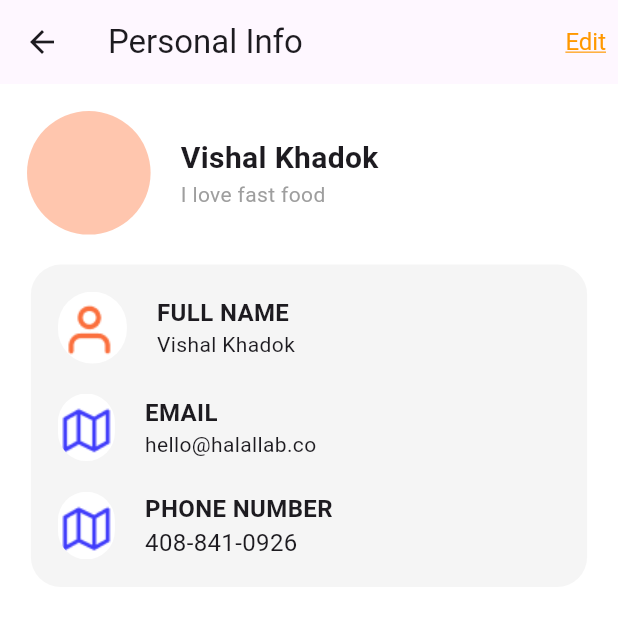
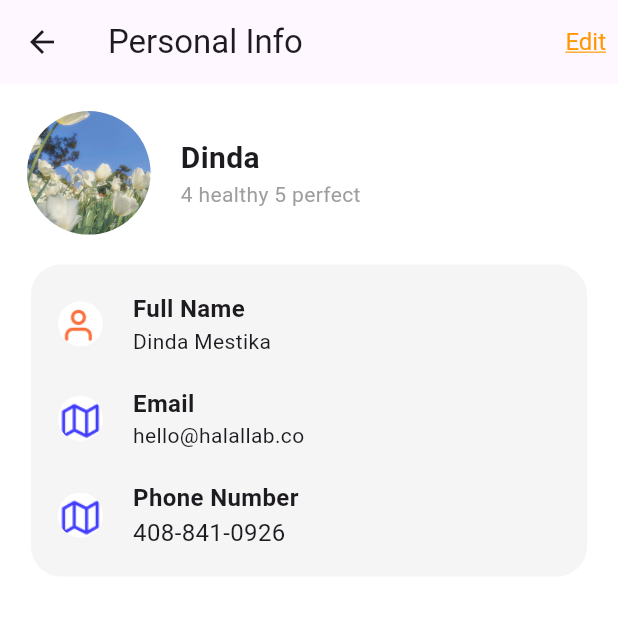
Before and after one commit to yunenBase/tugas, a Flutter app: the ProfileScreen screen opened directly, after a tap on the "keyboard arrow right" icon, on a phone screen of 412 x 824 dp, the top half of it. Run offline on Flutter 3.47's test engine with Material 3 defaults, Android fonts, the phone set to English and light mode, and no system bars; our stand-ins replace font_awesome_flutter, get.

Commit message:
final beneran asli

```diff
--- a/lib/Widget/OpenRestaurantWidget.dart
+++ b/lib/Widget/OpenRestaurantWidget.dart
@@ -14,7 +14,7 @@ class OpenRestaurantWidget extends StatelessWidget {
             _buildRestaurantItem(
               context,
               "assets/images/openGardenR.jpg",
-              "Rose Garden Restaurant",
+              "Spicy Restaurant",
               "Burger - Chicken - Rice - Wings",
             ),
           ],
--- a/lib/screen/food.dart
+++ b/lib/screen/food.dart
@@ -1,4 +1,5 @@
 import 'package:flutter/material.dart';
+import 'package:tugas/screen/HomePage.dart';
 import 'package:tugas/screen/searchPage.dart';
 
 import '../components/tombolMelayang.dart';
@@ -62,7 +63,7 @@ class _FoodState extends State<Food> {
                   warnaButton: Colors.white,
                   warnaIcon: Colors.black,
                   icon: Icons.arrow_back,
-                  pageBuilder: () => RestaurantView(),
+                  pageBuilder: () => HomePage(),
                 ),
                 Container(
                   height: 40,
--- a/lib/screen/forgot.dart
+++ b/lib/screen/forgot.dart
@@ -36,7 +36,7 @@ class ForgotPage extends StatelessWidget {
                 Column(
                   children: [
                     Text(
-                      "Sign Up",
+                      "Forgot Password",
                       style: TextStyle(
                           fontFamily: 'Sen',
                           fontWeight: FontWeight.w700,
@@ -44,7 +44,7 @@ class ForgotPage extends StatelessWidget {
                           fontSize: 30),
                     ),
                     Text(
-                      "Please sign up to get started",
+                      "Please sign up to your existing account",
                       style: TextStyle(
                           fontFamily: 'Sen',
                           fontWeight: FontWeight.w100,
--- a/lib/screen/payment_successful_page.dart
+++ b/lib/screen/payment_successful_page.dart
@@ -1,5 +1,4 @@
 import 'package:flutter/material.dart';
-import 'package:font_awesome_flutter/font_awesome_flutter.dart';
 import 'package:get/get.dart';
 import 'package:tugas/screen/order.dart';
 
--- a/lib/screen/personal.dart
+++ b/lib/screen/personal.dart
@@ -1,6 +1,8 @@
 // ignore_for_file: camel_case_types, prefer_typing_uninitialized_variables
 
 import 'package:flutter/material.dart';
+import 'package:get/get.dart';
+import 'package:tugas/screen/profle.dart';
 
 class PersonalPage extends StatelessWidget {
   const PersonalPage({Key? key}) : super(key: key);
@@ -13,7 +15,7 @@ class PersonalPage extends StatelessWidget {
         leading: IconButton(
           icon: Icon(Icons.arrow_back),
           onPressed: () {
-            // Handle back button press
+            Get.to(ProfileScreen());
           },
         ),
         actions: [
@@ -42,12 +44,13 @@ class PersonalPage extends StatelessWidget {
                 children: [
                   Row(
                     children: [
-                      Container(
-                        height: MediaQuery.of(context).size.width * 0.2,
-                        width: MediaQuery.of(context).size.width * 0.2,
-                        decoration: BoxDecoration(
-                          color: Color.fromRGBO(255, 198, 174, 1),
-                          shape: BoxShape.circle,
+                      ClipRRect(
+                        borderRadius: BorderRadius.circular(50),
+                        child: Image.asset(
+                          'assets/images/wf.jpg',
+                          fit: BoxFit.cover,
+                          height: MediaQuery.of(context).size.width * 0.2,
+                          width: MediaQuery.of(context).size.width * 0.2,
                         ),
                       ),
                       const SizedBox(
@@ -57,14 +60,14 @@ class PersonalPage extends StatelessWidget {
                         crossAxisAlignment: CrossAxisAlignment.start,
                         children: [
                           Text(
-                            'Vishal Khadok',
+                            'Dinda',
                             style: TextStyle(
                               fontSize: 20,
                               fontWeight: FontWeight.bold,
                             ),
                           ),
                           Text(
-                            'I love fast food',
+                            '4 healthy 5 perfect',
                             style: TextStyle(
                               color: Colors.grey,
                             ),
@@ -94,8 +97,9 @@ class PersonalPage extends StatelessWidget {
                                 borderRadius: BorderRadius.circular(30.0),
                                 child: Image.asset(
                                   'assets/images/personal2.png', // Ganti dengan path gambar yang sesuai
-                                  fit: BoxFit
-                                      .cover, // Atur cara gambar ditampilkan (sesuaikan dengan kebutuhan Anda)
+                                  fit: BoxFit.cover,
+                                  width: 30,
+                                  height: 30,
                                 ),
                               ),
                               const SizedBox(
@@ -105,14 +109,14 @@ class PersonalPage extends StatelessWidget {
                                 crossAxisAlignment: CrossAxisAlignment.start,
                                 children: [
                                   Text(
-                                    "FULL NAME",
+                                    "Full Name",
                                     style: TextStyle(
                                       fontSize: 16.0,
                                       fontWeight: FontWeight.bold,
                                     ),
                                   ),
                                   Text(
-                                    "Vishal Khadok",
+                                    "Dinda Mestika",
                                     style: TextStyle(
                                       fontSize: 14.0,
                                     ),
@@ -130,8 +134,10 @@ class PersonalPage extends StatelessWidget {
                                 borderRadius: BorderRadius.circular(30.0),
                                 child: Image.asset(
                                   'assets/images/address.png', // Ganti dengan path gambar yang sesuai
-                                  fit: BoxFit
-                                      .cover, // Atur cara gambar ditampilkan (sesuaikan dengan kebutuhan Anda)
+                                  fit: BoxFit.cover,
+                                  width: 30,
+                                  height:
+                                      30, // Atur cara gambar ditampilkan (sesuaikan dengan kebutuhan Anda)
                                 ),
                               ),
                               const SizedBox(
@@ -141,7 +147,7 @@ class PersonalPage extends StatelessWidget {
                                 crossAxisAlignment: CrossAxisAlignment.start,
                                 children: [
                                   Text(
-                                    "EMAIL",
+                                    "Email",
                                     style: TextStyle(
                                       fontSize: 16.0,
                                       fontWeight: FontWeight.bold,
@@ -165,7 +171,10 @@ class PersonalPage extends StatelessWidget {
                               ClipRRect(
                                 borderRadius: BorderRadius.circular(30.0),
                                 child: Image.asset(
-                                  'assets/images/address.png', // Ganti dengan path gambar yang sesuai
+                                  'assets/images/address.png',
+                                  width: 30,
+                                  height:
+                                      30, // Ganti dengan path gambar yang sesuai
                                   fit: BoxFit
                                       .cover, // Atur cara gambar ditampilkan (sesuaikan dengan kebutuhan Anda)
                                 ),
@@ -177,7 +186,7 @@ class PersonalPage extends StatelessWidget {
                                 crossAxisAlignment: CrossAxisAlignment.start,
                                 children: [
                                   Text(
-                                    "PHONE NUMBER",
+                                    "Phone Number",
                                     style: TextStyle(
                                       fontSize: 16.0,
                                       fontWeight: FontWeight.bold,
--- a/lib/screen/profle.dart
+++ b/lib/screen/profle.dart
@@ -1,5 +1,6 @@
 import 'package:flutter/material.dart';
 import 'package:get/get.dart';
+import 'package:tugas/screen/HomePage.dart';
 import 'package:tugas/screen/order.dart';
 import 'package:tugas/screen/personal.dart';
 
@@ -25,7 +26,7 @@ class ProfileScreen extends StatelessWidget {
         leading: IconButton(
           icon: Icon(Icons.arrow_back_ios_new),
           onPressed: () {
-            // Handle back button press
+            Get.to(HomePage());
           },
         ),
         actions: [
@@ -47,12 +48,13 @@ class ProfileScreen extends StatelessWidget {
                 children: [
                   Row(
                     children: [
-                      Container(
-                        height: MediaQuery.of(context).size.width * 0.2,
-                        width: MediaQuery.of(context).size.width * 0.2,
-                        decoration: BoxDecoration(
-                          color: Color.fromRGBO(255, 198, 174, 1),
-                          shape: BoxShape.circle,
+                      ClipRRect(
+                        borderRadius: BorderRadius.circular(50),
+                        child: Image.asset(
+                          'assets/images/wf.jpg',
+                          fit: BoxFit.cover,
+                          height: MediaQuery.of(context).size.width * 0.2,
+                          width: MediaQuery.of(context).size.width * 0.2,
                         ),
                       ),
                       const SizedBox(
@@ -62,14 +64,14 @@ class ProfileScreen extends StatelessWidget {
                         crossAxisAlignment: CrossAxisAlignment.start,
                         children: [
                           Text(
-                            'Vishal Khadok',
+                            'Dinda',
                             style: TextStyle(
                               fontSize: 20,
                               fontWeight: FontWeight.bold,
                             ),
                           ),
                           Text(
-                            'I love fast food',
+                            '4 healthy 5 perfect',
                             style: TextStyle(
                               color: Colors.grey,
                             ),
@@ -97,8 +99,8 @@ class ProfileScreen extends StatelessWidget {
                             children: [
                               Image.asset(
                                 'assets/images/personal3.png', // Ganti dengan path gambar yang sesuai
-                                width: 30, // Atur lebar gambar
-                                height: 30, // Atur tinggi gambar
+                                width: 20, // Atur lebar gambar
+                                height: 20, // Atur tinggi gambar
                                 fit: BoxFit
                                     .contain, // Atur cara gambar ditampilkan (sesuaikan dengan kebutuhan Anda)
                               ),
@@ -125,8 +127,8 @@ class ProfileScreen extends StatelessWidget {
                             children: [
                               Image.asset(
                                 'assets/images/alamat.png', // Ganti dengan path gambar yang sesuai
-                                width: 30, // Atur lebar gambar
-                                height: 30, // Atur tinggi gambar
+                                width: 20, // Atur lebar gambar
+                                height: 20, // Atur tinggi gambar
                                 fit: BoxFit
                                     .contain, // Atur cara gambar ditampilkan (sesuaikan dengan kebutuhan Anda)
                               ),
@@ -171,8 +173,8 @@ class ProfileScreen extends StatelessWidget {
                               children: [
                                 Image.asset(
                                   'assets/images/cart2.png', // Ganti dengan path gambar yang sesuai
-                                  width: 30, // Atur lebar gambar
-                                  height: 30,
+                                  width: 20, // Atur lebar gambar
+                                  height: 20,
                                   fit: BoxFit
                                       .cover, // Atur cara gambar ditampilkan (sesuaikan dengan kebutuhan Anda)
                                 ),
@@ -200,8 +202,8 @@ class ProfileScreen extends StatelessWidget {
                             children: [
                               Image.asset(
                                 'assets/images/fav.png', // Ganti dengan path gambar yang sesuai
-                                width: 30, // Atur lebar gambar
-                                height: 30,
+                                width: 20, // Atur lebar gambar
+                                height: 20,
                                 fit: BoxFit
                                     .cover, // Atur cara gambar ditampilkan (sesuaikan dengan kebutuhan Anda)
                               ),
@@ -228,9 +230,9 @@ class ProfileScreen extends StatelessWidget {
                             children: [
                               Image.asset(
                                 'assets/images/notif.png',
-                                width: 30, // Atur lebar gambar
+                                width: 20, // Atur lebar gambar
                                 height:
-                                    30, // Ganti dengan path gambar yang sesuai
+                                    20, // Ganti dengan path gambar yang sesuai
                                 fit: BoxFit
                                     .cover, // Atur cara gambar ditampilkan (sesuaikan dengan kebutuhan Anda)
                               ),
@@ -257,9 +259,9 @@ class ProfileScreen extends StatelessWidget {
                             children: [
                               Image.asset(
                                 'assets/images/pay.png',
-                                width: 30, // Atur lebar gambar
+                                width: 20, // Atur lebar gambar
                                 height:
-                                    30, // Ganti dengan path gambar yang sesuai
+                                    20, // Ganti dengan path gambar yang sesuai
                                 fit: BoxFit
                                     .cover, // Atur cara gambar ditampilkan (sesuaikan dengan kebutuhan Anda)
                               ),
@@ -302,9 +304,9 @@ class ProfileScreen extends StatelessWidget {
                             children: [
                               Image.asset(
                                 'assets/images/faq.png',
-                                width: 30, // Atur lebar gambar
+                                width: 20, // Atur lebar gambar
                                 height:
-                                    30, // Ganti dengan path gambar yang sesuai
+                                    20, // Ganti dengan path gambar yang sesuai
                                 fit: BoxFit
                                     .cover, // Atur cara gambar ditampilkan (sesuaikan dengan kebutuhan Anda)
                               ),
@@ -331,9 +333,9 @@ class ProfileScreen extends StatelessWidget {
                             children: [
                               Image.asset(
                                 'assets/images/user.png',
-                                width: 30, // Atur lebar gambar
+                                width: 20, // Atur lebar gambar
                                 height:
-                                    30, // Ganti dengan path gambar yang sesuai
+                                    20, // Ganti dengan path gambar yang sesuai
                                 fit: BoxFit
                                     .cover, // Atur cara gambar ditampilkan (sesuaikan dengan kebutuhan Anda)
                               ),
@@ -360,9 +362,9 @@ class ProfileScreen extends StatelessWidget {
                             children: [
                               Image.asset(
                                 'assets/images/setting.png',
-                                width: 30, // Atur lebar gambar
+                                width: 20, // Atur lebar gambar
                                 height:
-                                    30, // Ganti dengan path gambar yang sesuai
+                                    20, // Ganti dengan path gambar yang sesuai
                                 fit: BoxFit
                                     .cover, // Atur cara gambar ditampilkan (sesuaikan dengan kebutuhan Anda)
                               ),
@@ -405,9 +407,9 @@ class ProfileScreen extends StatelessWidget {
                             children: [
                               Image.asset(
                                 'assets/images/logout.png',
-                                width: 30, // Atur lebar gambar
+                                width: 20, // Atur lebar gambar
                                 height:
-                                    30, // Ganti dengan path gambar yang sesuai
+                                    20, // Ganti dengan path gambar yang sesuai
                                 fit: BoxFit
                                     .cover, // Atur cara gambar ditampilkan (sesuaikan dengan kebutuhan Anda)
                               ),
--- a/lib/screen/restaurantView.dart
+++ b/lib/screen/restaurantView.dart
@@ -1,8 +1,8 @@
 import 'package:flutter/material.dart';
 import 'package:get/get.dart';
 import 'package:tugas/packages/imageSlideshow.dart';
+import 'package:tugas/screen/HomePage.dart';
 import 'package:tugas/screen/myCartPage.dart';
-import 'package:tugas/screen/searchPage.dart';
 
 import '../components/menuMakanan.dart';
 import '../components/tombolMelayang.dart';
@@ -48,7 +48,7 @@ class RestaurantView extends StatelessWidget {
                   top: MediaQuery.of(context).size.height * 0.05,
                   left: MediaQuery.of(context).size.width * 0.025,
                   child: TombolMelayang(
-                    pageBuilder: () => SearchPage(),
+                    pageBuilder: () => HomePage(),
                     warnaButton: Colors.white,
                     warnaIcon: Colors.black,
                     icon: Icons.arrow_back,
--- a/lib/screen/searchPage.dart
+++ b/lib/screen/searchPage.dart
@@ -1,8 +1,10 @@
 import 'package:flutter/material.dart';
+import 'package:get/get.dart';
 import 'package:tugas/components/menuMakanan.dart';
 import 'package:tugas/components/searchBar.dart';
 import 'package:tugas/components/tombolMelayang.dart';
 import 'package:tugas/screen/food.dart';
+import 'package:tugas/screen/restaurantView.dart';
 
 class SearchPage extends StatefulWidget {
   const SearchPage({super.key});
@@ -114,10 +116,13 @@ class _SearchPageState extends State<SearchPage> {
                   ),
                   Column(
                     children: [
-                      SuggestedRestaurant(
-                        img: 'assets/images/burger2.jpg',
-                        namaResto: "Pansi Restaurant",
-                        rating: "4.7",
+                      InkWell(
+                        onTap: () => Get.to(RestaurantView()),
+                        child: SuggestedRestaurant(
+                          img: 'assets/images/burger2.jpg',
+                          namaResto: "Spicy Restaurant",
+                          rating: "4.7",
+                        ),
                       ),
                       Divider(
                         color: Colors.grey, // Warna garis
```
Also changed, not shown: assets/images/pidibaiq.jpg (added), assets/images/wf.jpg (added).
